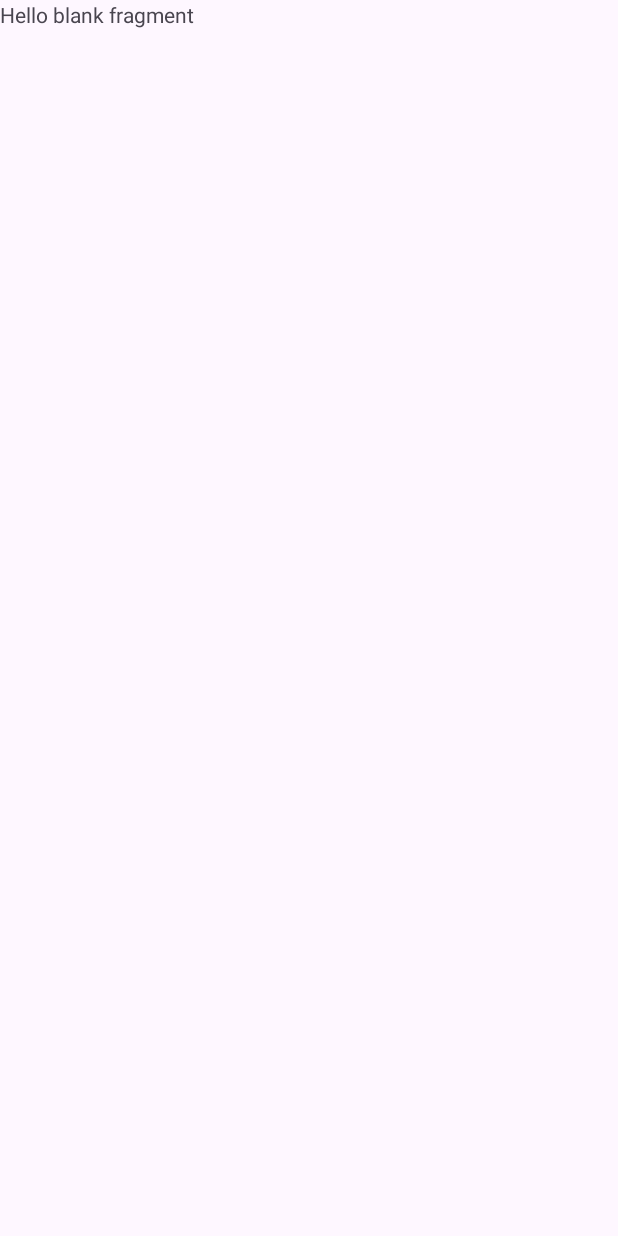
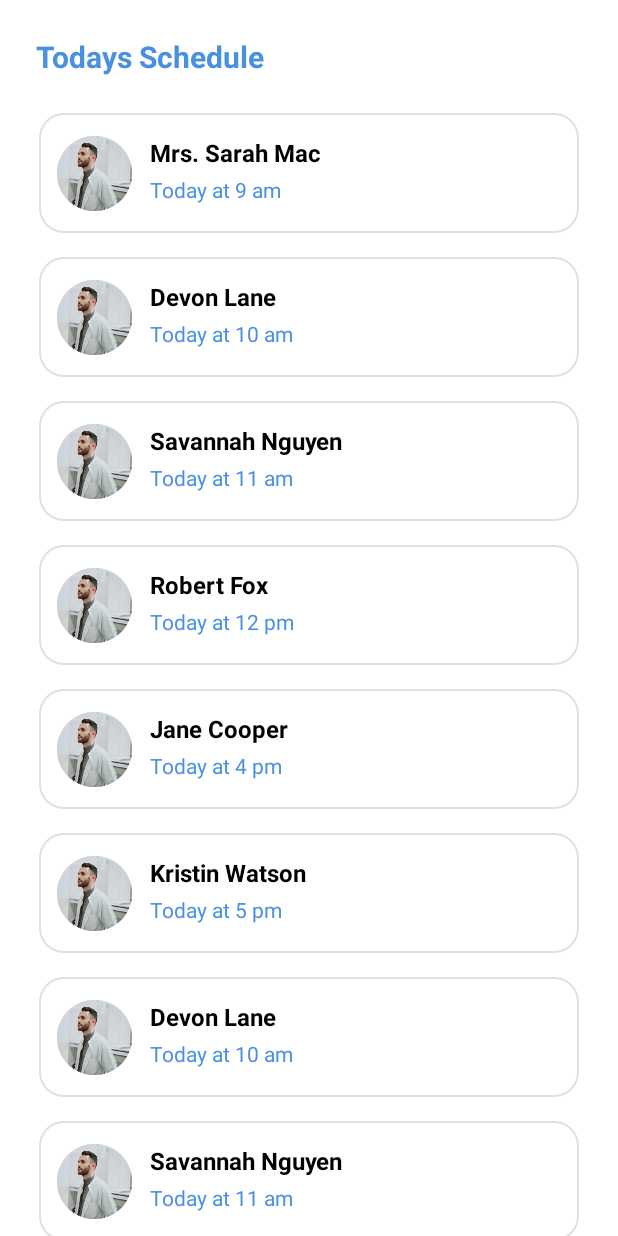
Before and after one commit to asmRakibulHasan/SmartHospitalManagementSystem, an Android app: the ScheduleFragment screen opened through its navigation route, on a phone screen of 412 x 824 dp. Before the commit the screen is almost empty. Run offline under Robolectric (Android 15) with nearby library versions, the phone set to English and light mode, and no system bars.

Commit message:
- schedule screen implemented

```diff
--- a/app/src/main/java/com/example/smarthospitalmanagementsystem/DoctorFragment.kt
+++ b/app/src/main/java/com/example/smarthospitalmanagementsystem/DoctorFragment.kt
@@ -9,6 +9,7 @@ import android.view.LayoutInflater
 import android.view.View
 import android.view.ViewGroup
 import android.widget.Toast
+import androidx.navigation.fragment.findNavController
 import androidx.recyclerview.widget.LinearLayoutManager
 import com.example.smarthospitalmanagementsystem.databinding.FragmentDoctorBinding
 
@@ -74,7 +75,7 @@ class DoctorFragment : Fragment() {
             "Accepted appointment with ${patientRequest.patientName}",
             Toast.LENGTH_SHORT
         ).show()
-
+        findNavController().navigate(R.id.action_doctorFragment_to_scheduleFragment)
     }
 
     override fun onDestroyView() {
--- a/app/src/main/java/com/example/smarthospitalmanagementsystem/ScheduleFragment.kt
+++ b/app/src/main/java/com/example/smarthospitalmanagementsystem/ScheduleFragment.kt
@@ -5,55 +5,66 @@ import androidx.fragment.app.Fragment
 import android.view.LayoutInflater
 import android.view.View
 import android.view.ViewGroup
+import androidx.recyclerview.widget.LinearLayoutManager
+import com.example.smarthospitalmanagementsystem.adapter.Schedule
+import com.example.smarthospitalmanagementsystem.adapter.ScheduleAdapter
+import com.example.smarthospitalmanagementsystem.databinding.FragmentScheduleBinding
 
-// TODO: Rename parameter arguments, choose names that match
-// the fragment initialization parameters, e.g. ARG_ITEM_NUMBER
-private const val ARG_PARAM1 = "param1"
-private const val ARG_PARAM2 = "param2"
 
-/**
- * A simple [Fragment] subclass.
- * Use the [ScheduleFragment.newInstance] factory method to
- * create an instance of this fragment.
- */
 class ScheduleFragment : Fragment() {
-    // TODO: Rename and change types of parameters
-    private var param1: String? = null
-    private var param2: String? = null
 
-    override fun onCreate(savedInstanceState: Bundle?) {
-        super.onCreate(savedInstanceState)
-        arguments?.let {
-            param1 = it.getString(ARG_PARAM1)
-            param2 = it.getString(ARG_PARAM2)
-        }
-    }
+    private var _binding: FragmentScheduleBinding? = null
+    private val binding get() = _binding!!
+
+    private lateinit var scheduleAdapter: ScheduleAdapter
 
     override fun onCreateView(
         inflater: LayoutInflater, container: ViewGroup?,
         savedInstanceState: Bundle?
     ): View? {
-        // Inflate the layout for this fragment
-        return inflater.inflate(R.layout.fragment_schedule, container, false)
+        _binding = FragmentScheduleBinding.inflate(inflater, container, false)
+        return binding.root
     }
 
-    companion object {
-        /**
-         * Use this factory method to create a new instance of
-         * this fragment using the provided parameters.
-         *
-         * @param param1 Parameter 1.
-         * @param param2 Parameter 2.
-         * @return A new instance of fragment ScheduleFragment.
-         */
-        // TODO: Rename and change types and number of parameters
-        @JvmStatic
-        fun newInstance(param1: String, param2: String) =
-            ScheduleFragment().apply {
-                arguments = Bundle().apply {
-                    putString(ARG_PARAM1, param1)
-                    putString(ARG_PARAM2, param2)
-                }
-            }
+    override fun onViewCreated(view: View, savedInstanceState: Bundle?) {
+        super.onViewCreated(view, savedInstanceState)
+        setupRecyclerView()
+    }
+
+    private fun setupRecyclerView() {
+        val schedules = listOf(
+            Schedule(R.drawable.doctor_photo_background, "Mrs. Sarah Mac", "Today at 9 am"),
+            Schedule(R.drawable.doctor_photo_background, "Devon Lane", "Today at 10 am"),
+            Schedule(R.drawable.doctor_photo_background, "Savannah Nguyen", "Today at 11 am"),
+            Schedule(R.drawable.doctor_photo_background, "Robert Fox", "Today at 12 pm"),
+            Schedule(R.drawable.doctor_photo_background, "Jane Cooper", "Today at 4 pm"),
+            Schedule(R.drawable.doctor_photo_background, "Kristin Watson", "Today at 5 pm"),
+            Schedule(R.drawable.doctor_photo_background, "Devon Lane", "Today at 10 am"),
+            Schedule(R.drawable.doctor_photo_background, "Savannah Nguyen", "Today at 11 am"),
+            Schedule(R.drawable.doctor_photo_background, "Robert Fox", "Today at 12 pm"),
+            Schedule(R.drawable.doctor_photo_background, "Jane Cooper", "Today at 4 pm"),
+            Schedule(R.drawable.doctor_photo_background, "Kristin Watson", "Today at 5 pm"),
+            Schedule(R.drawable.doctor_photo_background, "Devon Lane", "Today at 10 am"),
+            Schedule(R.drawable.doctor_photo_background, "Savannah Nguyen", "Today at 11 am"),
+            Schedule(R.drawable.doctor_photo_background, "Robert Fox", "Today at 12 pm"),
+            Schedule(R.drawable.doctor_photo_background, "Jane Cooper", "Today at 4 pm"),
+            Schedule(R.drawable.doctor_photo_background, "Kristin Watson", "Today at 5 pm"),
+            Schedule(R.drawable.doctor_photo_background, "Devon Lane", "Today at 10 am"),
+            Schedule(R.drawable.doctor_photo_background, "Savannah Nguyen", "Today at 11 am"),
+            Schedule(R.drawable.doctor_photo_background, "Robert Fox", "Today at 12 pm"),
+            Schedule(R.drawable.doctor_photo_background, "Jane Cooper", "Today at 4 pm"),
+            Schedule(R.drawable.doctor_photo_background, "Kristin Watson", "Today at 5 pm")
+        )
+
+        scheduleAdapter = ScheduleAdapter(schedules)
+        binding.recyclerSchedule.apply {
+            adapter = scheduleAdapter
+            layoutManager = LinearLayoutManager(requireContext())
+        }
+    }
+
+    override fun onDestroyView() {
+        super.onDestroyView()
+        _binding = null
     }
 }
--- /dev/null
+++ b/app/src/main/java/com/example/smarthospitalmanagementsystem/adapter/ScheduleAdapter.kt
@@ -0,0 +1,38 @@
+package com.example.smarthospitalmanagementsystem.adapter
+
+import android.view.LayoutInflater
+import android.view.ViewGroup
+import androidx.recyclerview.widget.RecyclerView
+import com.example.smarthospitalmanagementsystem.databinding.ItemScheduleBinding
+
+data class Schedule(
+    val imageRes: Int,
+    val name: String,
+    val time: String
+)
+
+class ScheduleAdapter(
+    private val schedules: List<Schedule>
+) : RecyclerView.Adapter<ScheduleAdapter.ScheduleViewHolder>() {
+
+    inner class ScheduleViewHolder(private val binding: ItemScheduleBinding)
+        : RecyclerView.ViewHolder(binding.root) {
+        fun bind(schedule: Schedule) {
+            binding.imgUser.setImageResource(schedule.imageRes)
+            binding.tvName.text = schedule.name
+            binding.tvScheduleTime.text = schedule.time
+        }
+    }
+
+    override fun onCreateViewHolder(parent: ViewGroup, viewType: Int): ScheduleViewHolder {
+        val binding = ItemScheduleBinding.inflate(
+            LayoutInflater.from(parent.context), parent, false)
+        return ScheduleViewHolder(binding)
+    }
+
+    override fun onBindViewHolder(holder: ScheduleViewHolder, position: Int) {
+        holder.bind(schedules[position])
+    }
+
+    override fun getItemCount(): Int = schedules.size
+}
--- a/app/src/main/res/layout/fragment_schedule.xml
+++ b/app/src/main/res/layout/fragment_schedule.xml
@@ -1,14 +1,34 @@
 <?xml version="1.0" encoding="utf-8"?>
-<FrameLayout xmlns:android="http://schemas.android.com/apk/res/android"
-    xmlns:tools="http://schemas.android.com/tools"
+<androidx.constraintlayout.widget.ConstraintLayout
+    xmlns:android="http://schemas.android.com/apk/res/android"
+    xmlns:app="http://schemas.android.com/apk/res-auto"
     android:layout_width="match_parent"
     android:layout_height="match_parent"
-    tools:context=".ScheduleFragment">
+    android:background="@android:color/white">
 
-    <!-- TODO: Update blank fragment layout -->
+    <!-- Title -->
     <TextView
-        android:layout_width="match_parent"
-        android:layout_height="match_parent"
-        android:text="@string/hello_blank_fragment" />
+        android:id="@+id/tvTitle"
+        android:layout_width="wrap_content"
+        android:layout_height="wrap_content"
+        android:text="Todays Schedule"
+        android:textColor="@color/label_color"
+        android:textSize="20sp"
+        android:textStyle="bold"
+        app:layout_constraintTop_toTopOf="parent"
+        app:layout_constraintStart_toStartOf="parent"
+        android:layout_marginTop="24dp"
+        android:layout_marginStart="24dp"/>
 
-</FrameLayout>
+    <!-- RecyclerView for schedules -->
+    <androidx.recyclerview.widget.RecyclerView
+        android:id="@+id/recyclerSchedule"
+        android:layout_width="0dp"
+        android:layout_height="0dp"
+        app:layout_constraintTop_toBottomOf="@id/tvTitle"
+        app:layout_constraintStart_toStartOf="parent"
+        app:layout_constraintEnd_toEndOf="parent"
+        app:layout_constraintBottom_toBottomOf="parent"
+        android:layout_marginTop="16dp"
+        android:layout_marginHorizontal="18dp"/>
+</androidx.constraintlayout.widget.ConstraintLayout>
--- /dev/null
+++ b/app/src/main/res/layout/item_schedule.xml
@@ -0,0 +1,49 @@
+<?xml version="1.0" encoding="utf-8"?>
+<androidx.constraintlayout.widget.ConstraintLayout
+    xmlns:android="http://schemas.android.com/apk/res/android"
+    xmlns:app="http://schemas.android.com/apk/res-auto"
+    android:layout_width="match_parent"
+    android:layout_height="80dp"
+    android:layout_margin="8dp"
+    android:background="@drawable/card_background"
+    android:padding="12dp">
+
+    <ImageView
+        android:id="@+id/imgUser"
+        android:layout_width="50dp"
+        android:layout_height="50dp"
+        android:scaleType="centerCrop"
+        android:background="@drawable/doctor_photo_background"
+        app:layout_constraintStart_toStartOf="parent"
+        app:layout_constraintTop_toTopOf="parent"
+        app:layout_constraintBottom_toBottomOf="parent" />
+
+    <TextView
+        android:id="@+id/tvName"
+        android:layout_width="0dp"
+        android:layout_height="wrap_content"
+        android:text="Mrs. Sarah Mac"
+        android:textSize="16sp"
+        android:textStyle="bold"
+        android:textColor="@android:color/black"
+        android:layout_marginStart="12dp"
+        android:maxLines="1"
+        android:ellipsize="end"
+        app:layout_constraintStart_toEndOf="@id/imgUser"
+        app:layout_constraintTop_toTopOf="@id/imgUser"
+        app:layout_constraintEnd_toEndOf="parent"
+        app:layout_constraintHorizontal_bias="0.0" />
+
+    <TextView
+        android:id="@+id/tvScheduleTime"
+        android:layout_width="wrap_content"
+        android:layout_height="wrap_content"
+        android:text="Today at 9 am"
+        android:textColor="@color/label_color"
+        android:textSize="14sp"
+        android:layout_marginStart="12dp"
+        android:layout_marginTop="4dp"
+        app:layout_constraintStart_toEndOf="@id/imgUser"
+        app:layout_constraintTop_toBottomOf="@id/tvName"/>
+
+</androidx.constraintlayout.widget.ConstraintLayout>
```
